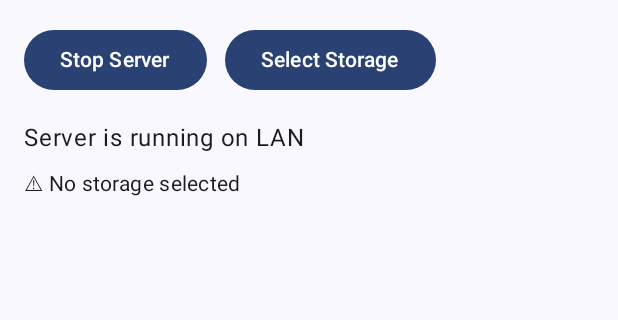
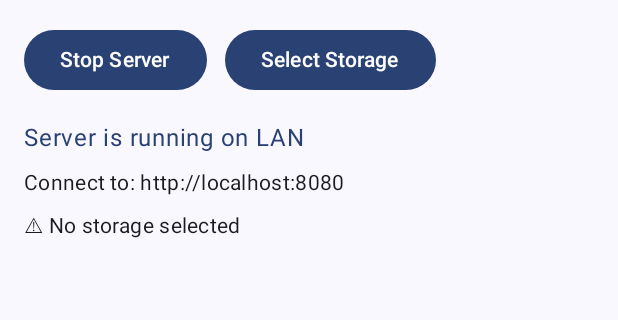
Before and after one commit to saurabhsingh33/Stremer, an Android app built with Jetpack Compose: the screen it shows after launch (MainActivity), after a tap on "Start Server", on a phone screen of 412 x 824 dp, the part 258-578 px from its top. Run offline under Robolectric (Android 15) with nearby library versions, the phone set to English and light mode, and no system bars; libraries missing offline, so code that uses them is left out: io.ktor.server; 3 statements that could not run were skipped.

Commit message:
server UI showing the ip

```diff
--- a/server-android/app/src/main/java/com/stremer/api/Server.kt
+++ b/server-android/app/src/main/java/com/stremer/api/Server.kt
@@ -17,8 +17,10 @@ import io.ktor.utils.io.core.*
 
 object Server {
     private var engine: ApplicationEngine? = null
+    private var currentPort: Int = 8080
 
     fun start(port: Int = 8080) {
+        currentPort = port
         engine = embeddedServer(CIO, port = port) {
             install(ContentNegotiation) {
                 json()
@@ -480,4 +482,30 @@ object Server {
     }
 
     fun isRunning(): Boolean = engine != null
+
+    fun getPort(): Int = currentPort
+
+    fun getServerUrl(): String {
+        val ip = getLocalIpAddress() ?: "localhost"
+        return "http://$ip:$currentPort"
+    }
+
+    private fun getLocalIpAddress(): String? {
+        return try {
+            val interfaces = java.net.NetworkInterface.getNetworkInterfaces()
+            for (networkInterface in interfaces) {
+                if (!networkInterface.isUp || networkInterface.isLoopback) continue
+                val addresses = networkInterface.inetAddresses
+                for (address in addresses) {
+                    if (!address.isLoopbackAddress && address is java.net.Inet4Address) {
+                        return address.hostAddress
+                    }
+                }
+            }
+            null
+        } catch (e: Exception) {
+            android.util.Log.e("Server", "Error getting local IP", e)
+            null
+        }
+    }
 }
--- a/server-android/app/src/main/java/com/stremer/ui/MainScreen.kt
+++ b/server-android/app/src/main/java/com/stremer/ui/MainScreen.kt
@@ -55,10 +55,25 @@ fun MainScreen() {
             }
         }
         Spacer(modifier = Modifier.height(16.dp))
-        Text(
-            text = if (serverRunning || Server.isRunning()) "Server is running on LAN" else "Server is stopped",
-            color = MaterialTheme.colorScheme.onBackground
-        )
+        if (serverRunning || Server.isRunning()) {
+            Text(
+                text = "Server is running on LAN",
+                style = MaterialTheme.typography.bodyLarge,
+                color = MaterialTheme.colorScheme.primary
+            )
+            Spacer(modifier = Modifier.height(8.dp))
+            Text(
+                text = "Connect to: ${Server.getServerUrl()}",
+                style = MaterialTheme.typography.bodyMedium,
+                color = MaterialTheme.colorScheme.onBackground
+            )
+        } else {
+            Text(
+                text = "Server is stopped",
+                style = MaterialTheme.typography.bodyLarge,
+                color = MaterialTheme.colorScheme.onBackground
+            )
+        }
         Spacer(modifier = Modifier.height(8.dp))
         Text(
             text = if (storageSelected) "✓ Storage selected" else "⚠ No storage selected",
```
